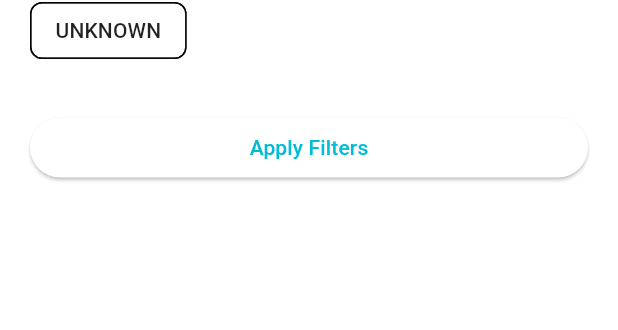
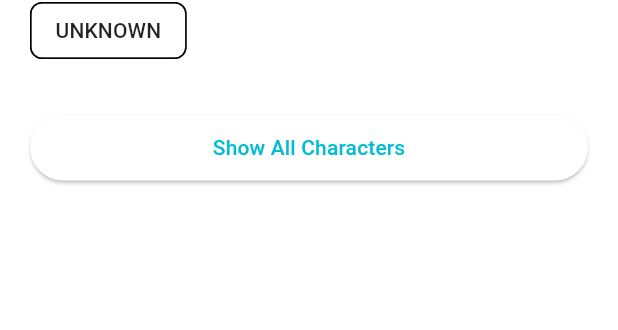
Before and after one commit to likonsil4-lgtm/Rick-and-Morty, a Flutter app: the FilterBottomSheet widget shown alone on an empty page, opened directly, on a phone screen of 412 x 824 dp. Shown: the part 403-733 px from the top of the screen. Run offline on Flutter 3.47's test engine with Material 3 defaults, Android fonts, the light colour scheme and no system bars; our stand-ins replace cached_network_image, dio, equatable, flutter_bloc, get_it, injectable and 4 more; accounts and stored records are empty; network calls fail.

Commit message:
Чуть откатился и изменил фильтр

```diff
--- a/lib/presentation/widgets/filter_bottom_sheet.dart
+++ b/lib/presentation/widgets/filter_bottom_sheet.dart
@@ -17,6 +17,8 @@ class _FilterBottomSheetState extends State<FilterBottomSheet> {
   final List<String> statuses = ['alive', 'dead', 'unknown'];
   final List<String> genders = ['female', 'male', 'genderless', 'unknown'];
 
+  bool get _hasActiveFilters => selectedStatus != null || selectedGender != null;
+
   @override
   Widget build(BuildContext context) {
     return Container(
@@ -29,6 +31,7 @@ class _FilterBottomSheetState extends State<FilterBottomSheet> {
         mainAxisSize: MainAxisSize.min,
         crossAxisAlignment: CrossAxisAlignment.start,
         children: [
+          // Индикатор сверху
           Center(
             child: Container(
               width: 40,
@@ -40,11 +43,29 @@ class _FilterBottomSheetState extends State<FilterBottomSheet> {
             ),
           ),
           const SizedBox(height: 20),
-          const Text(
-            'Filter Characters',
-            style: TextStyle(fontSize: 20, fontWeight: FontWeight.bold),
+
+          // Заголовок с кнопкой сброса
+          Row(
+            mainAxisAlignment: MainAxisAlignment.spaceBetween,
+            children: [
+              const Text(
+                'Filter Characters',
+                style: TextStyle(fontSize: 20, fontWeight: FontWeight.bold),
+              ),
+              if (_hasActiveFilters)
+                TextButton.icon(
+                  onPressed: _resetFilters,
+                  icon: const Icon(Icons.clear_all, size: 18),
+                  label: const Text('Reset'),
+                  style: TextButton.styleFrom(
+                    foregroundColor: Colors.red,
+                  ),
+                ),
+            ],
           ),
           const SizedBox(height: 20),
+
+          // Status
           const Text('Status', style: TextStyle(fontWeight: FontWeight.w600)),
           const SizedBox(height: 8),
           Wrap(
@@ -60,6 +81,8 @@ class _FilterBottomSheetState extends State<FilterBottomSheet> {
             )).toList(),
           ),
           const SizedBox(height: 20),
+
+          // Gender
           const Text('Gender', style: TextStyle(fontWeight: FontWeight.w600)),
           const SizedBox(height: 8),
           Wrap(
@@ -75,21 +98,74 @@ class _FilterBottomSheetState extends State<FilterBottomSheet> {
             )).toList(),
           ),
           const SizedBox(height: 30),
-          SizedBox(
-            width: double.infinity,
-            child: ElevatedButton(
-              onPressed: () {
-                context.read<CharactersCubit>().updateFilters(
-                  status: selectedStatus,
-                  gender: selectedGender,
-                );
-                Navigator.pop(context);
-              },
-              child: const Text('Apply Filters'),
-            ),
+
+          // Кнопки действий
+          Row(
+            children: [
+              if (_hasActiveFilters) ...[
+                Expanded(
+                  flex: 1,
+                  child: OutlinedButton.icon(
+                    onPressed: _resetFilters,
+                    icon: const Icon(Icons.clear),
+                    label: const Text('Reset'),
+                    style: OutlinedButton.styleFrom(
+                      foregroundColor: Colors.red,
+                      side: const BorderSide(color: Colors.red),
+                      padding: const EdgeInsets.symmetric(vertical: 12),
+                    ),
+                  ),
+                ),
+                const SizedBox(width: 12),
+              ],
+              // Кнопка применения
+              Expanded(
+                flex: _hasActiveFilters ? 2 : 1,
+                child: ElevatedButton(
+                  onPressed: _applyFilters,
+                  style: ElevatedButton.styleFrom(
+                    padding: const EdgeInsets.symmetric(vertical: 12),
+                  ),
+                  child: Text(_hasActiveFilters ? 'Apply Filters' : 'Show All Characters'),
+                ),
+              ),
+            ],
           ),
         ],
       ),
     );
   }
+
+  void _resetFilters() {
+    setState(() {
+      selectedStatus = null;
+      selectedGender = null;
+    });
+
+    // Применяем пустые фильтры (сброс)
+    context.read<CharactersCubit>().updateFilters(
+      status: null,
+      gender: null,
+    );
+
+    Navigator.pop(context);
+
+    // Показываем уведомление
+    ScaffoldMessenger.of(context).showSnackBar(
+      const SnackBar(
+        content: Text('Filters reset'),
+        duration: Duration(seconds: 1),
+        behavior: SnackBarBehavior.floating,
+      ),
+    );
+  }
+
+  // Применение фильтров
+  void _applyFilters() {
+    context.read<CharactersCubit>().updateFilters(
+      status: selectedStatus,
+      gender: selectedGender,
+    );
+    Navigator.pop(context);
+  }
 }
```
Also changed, not shown: lib/presentation/pages/characters_page.dart (+51 -38 lines), lib/presentation/pages/favorites_page.dart (+40 -46 lines), lib/presentation/pages/home_page.dart (+6 -3 lines).
